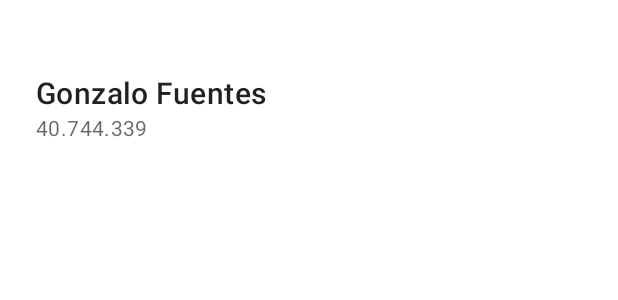
After one commit to fuentesd10s/Vacunate-PBA-Recreation, an Android app: the layout header_navigation_drawer.xml on its own in the app's theme, with its tools: preview values and no code run, on a phone screen of 412 x 824 dp. The commit adds this screen. Shown: the top 300 px of the screen. Run offline under Robolectric (Android 15) with nearby library versions, the phone set to English and light mode, and no system bars.

Commit message:
Changes from Laptop

```diff
--- /dev/null
+++ b/app/src/main/res/layout/header_navigation_drawer.xml
@@ -0,0 +1,26 @@
+<?xml version="1.0" encoding="utf-8"?>
+<LinearLayout xmlns:android="http://schemas.android.com/apk/res/android"
+    android:orientation="vertical"
+    android:layout_width="match_parent"
+    android:layout_height="wrap_content">
+
+    <TextView
+        android:layout_width="wrap_content"
+        android:layout_height="wrap_content"
+        android:layout_marginTop="48dp"
+        android:layout_marginStart="24dp"
+        android:layout_marginEnd="24dp"
+        android:textAppearance="?attr/textAppearanceHeadline6"
+        android:text="Gonzalo Fuentes" />
+
+    <TextView
+        android:layout_width="wrap_content"
+        android:layout_height="wrap_content"
+        android:layout_marginBottom="24dp"
+        android:layout_marginStart="24dp"
+        android:layout_marginEnd="24dp"
+        android:textAppearance="?attr/textAppearanceBody2"
+        android:textColor="@color/material_on_surface_emphasis_medium"
+        android:text="40.744.339" />
+
+</LinearLayout>
--- a/app/src/main/res/layout/item_vaccine_date.xml
+++ b/app/src/main/res/layout/item_vaccine_date.xml
@@ -130,6 +130,7 @@
                 android:layout_height="wrap_content"
                 android:layout_marginTop="10dp"
                 android:visibility="gone"
+                android:textSize="12sp"
                 android:text="Te damos la bienvenida al plan de Vacunación COVID-19.\n\nUna vez que las dosis esten disponibles y el cronograma de vacunación esté confirmado, recibirás una notificación.\n\n¡Muchas Gracias!"/>
 
         </LinearLayout>
--- a/app/src/main/res/values/themes.xml
+++ b/app/src/main/res/values/themes.xml
@@ -1,6 +1,6 @@
 <resources xmlns:tools="http://schemas.android.com/tools">
     <!-- Base application theme. -->
-    <style name="Theme.VacunatePBARecreation" parent="Theme.MaterialComponents.DayNight">
+    <style name="Theme.VacunatePBARecreation" parent="Theme.MaterialComponents.DayNight.NoActionBar">
         <!-- Primary brand color. -->
         <item name="colorPrimary">@color/purple_500</item>
         <item name="colorPrimaryVariant">@color/purple_700</item>
```
Also changed, not shown: app/src/main/res/drawable/ic_account.xml (added, +10 -0 lines), app/src/main/res/drawable/ic_home.xml (added, +10 -0 lines), app/src/main/res/drawable/ic_logout.xml (added, +9 -0 lines), app/src/main/res/drawable/ic_tracking.xml (added, +9 -0 lines), app/src/main/res/drawable/ic_vaccine.xml (added, +9 -0 lines), app/src/main/res/layout/activity_main.xml (+43 -10 lines), app/src/main/res/menu/navigation_drawer.xml (added, +27 -0 lines).
